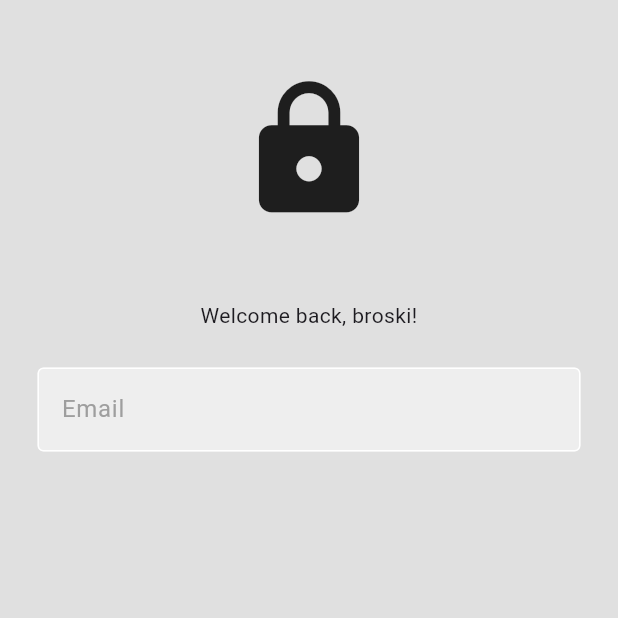
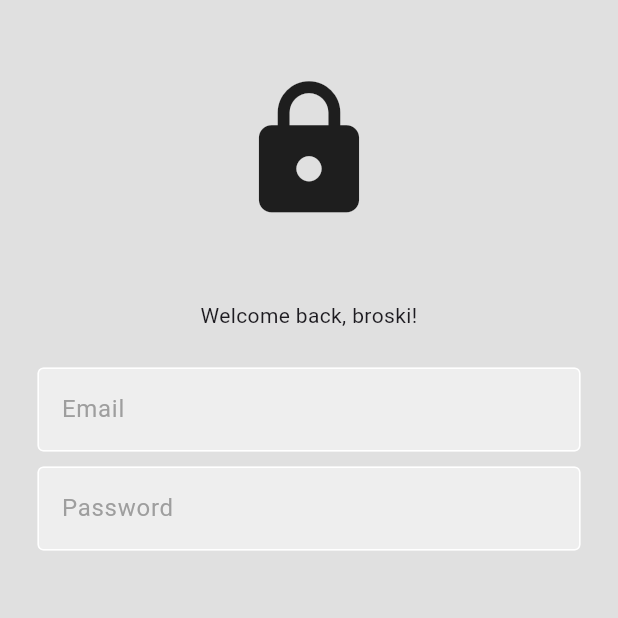
Before and after one commit to Delos-343/SosMed-App, a Flutter app: the screen it shows after launch, on a phone screen of 412 x 824 dp, the top half of it. Run offline on Flutter 3.47's test engine with Material 3 defaults, Android fonts, the phone set to English and light mode, and no system bars; Roboto replaces fonts that are missing (Raleway).

Commit message:
Finished password field

```diff
--- a/lib/pages/login_page.dart
+++ b/lib/pages/login_page.dart
@@ -53,7 +53,16 @@ class _LoginPageState extends State<LoginPage> {
                   obscureText: false,
                 ),
 
+                SizedBox(height: 10),
+
                 // Password
+                MyTextField(
+                  controller: passwordTextController,
+                  hintText: 'Password',
+                  obscureText: true,
+                ),
+
+                SizedBox(height: 10),
 
                 // Sign In Btn
 
```
